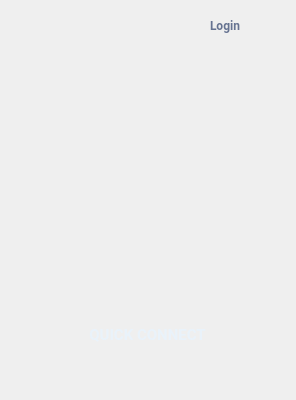
This is BVPN_DOOR/bvpndoor/bvpn.ui in rightmark/test-repo as Qt 5 draws it before an edit. The edited form follows.
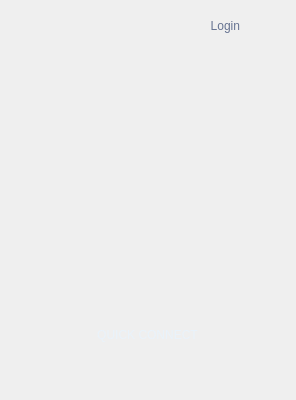
This is the edited form. Icons and pictures are not drawn. Custom widgets are drawn as their Qt base class.

Commit message: embedded fonts

What changed in the file:
```diff
--- a/BVPN_DOOR/bvpndoor/bvpn.ui
+++ b/BVPN_DOOR/bvpndoor/bvpn.ui
@@ -39,7 +39,7 @@
     <normaloff>:/CBlinkVPN/Resources/qticon.ico</normaloff>:/CBlinkVPN/Resources/qticon.ico</iconset>
   </property>
   <property name="styleSheet">
-   <string notr="true">CBlinkVPN{ background-color: qlineargradient(spread:pad, x1:0, y1:0, x2:0, y2:1, stop:0 rgb(56, 66, 90), stop:1 rgb(58, 68, 92)); }</string>
+   <string notr="true">CBlinkVPN{ background-color: qlineargradient(spread:pad, x1:0, y1:0, x2:0, y2:1, stop:0 #38425a, stop:1 #3a445c) }</string>
   </property>
   <property name="locale">
    <locale language="English" country="UnitedStates"/>
@@ -59,14 +59,6 @@
      <verstretch>0</verstretch>
     </sizepolicy>
    </property>
-   <property name="font">
-    <font>
-     <family>Roboto</family>
-     <pointsize>9</pointsize>
-     <weight>75</weight>
-     <bold>true</bold>
-    </font>
-   </property>
    <property name="text">
     <string>&lt;html&gt;&lt;head/&gt;&lt;body&gt;&lt;p&gt;&lt;span style=&quot; color:#667391;&quot;&gt;Login&lt;/span&gt;&lt;/p&gt;&lt;/body&gt;&lt;/html&gt;</string>
    </property>
@@ -207,14 +199,6 @@
      <verstretch>0</verstretch>
     </sizepolicy>
    </property>
-   <property name="font">
-    <font>
-     <family>Roboto</family>
-     <pointsize>11</pointsize>
-     <weight>75</weight>
-     <bold>true</bold>
-    </font>
-   </property>
    <property name="cursor">
     <cursorShape>PointingHandCursor</cursorShape>
    </property>
```
The commit also changes 3 other files.
